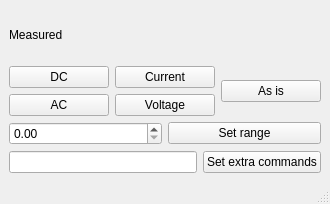
Old version of the form mxsrclib_dll_debug/mainwindow.ui in the repository irsural/mxsrclib_dll.
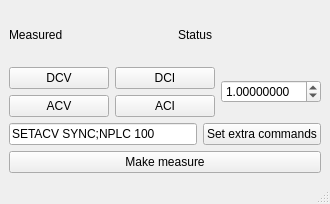
New version of the form.

Commit message: Проект для отладки переписан с использованием интерфейса dll

```diff
--- a/mxsrclib_dll_debug/mainwindow.ui
+++ b/mxsrclib_dll_debug/mainwindow.ui
@@ -39,6 +39,26 @@
           </property>
          </widget>
         </item>
+        <item>
+         <widget class="QLabel" name="label_2">
+          <property name="text">
+           <string>Status</string>
+          </property>
+         </widget>
+        </item>
+        <item>
+         <widget class="QLabel" name="status_label">
+          <property name="sizePolicy">
+           <sizepolicy hsizetype="Expanding" vsizetype="Preferred">
+            <horstretch>0</horstretch>
+            <verstretch>0</verstretch>
+           </sizepolicy>
+          </property>
+          <property name="text">
+           <string/>
+          </property>
+         </widget>
+        </item>
        </layout>
       </item>
       <item>
@@ -48,14 +68,14 @@
           <item>
            <widget class="QPushButton" name="dc_button">
             <property name="text">
-             <string>DC</string>
+             <string>DCV</string>
             </property>
            </widget>
           </item>
           <item>
            <widget class="QPushButton" name="ac_button">
             <property name="text">
-             <string>AC</string>
+             <string>ACV</string>
             </property>
            </widget>
           </item>
@@ -66,37 +86,26 @@
           <item>
            <widget class="QPushButton" name="current_button">
             <property name="text">
-             <string>Current</string>
+             <string>DCI</string>
             </property>
            </widget>
           </item>
           <item>
            <widget class="QPushButton" name="voiltage_button">
             <property name="text">
-             <string>Voltage</string>
+             <string>ACI</string>
             </property>
            </widget>
           </item>
          </layout>
         </item>
         <item>
-         <widget class="QPushButton" name="as_is_button">
-          <property name="text">
-           <string>As is</string>
+         <widget class="QDoubleSpinBox" name="range_spinbox">
+          <property name="decimals">
+           <number>8</number>
           </property>
-         </widget>
-        </item>
-       </layout>
-      </item>
-      <item>
-       <layout class="QHBoxLayout" name="horizontalLayout">
-        <item>
-         <widget class="QDoubleSpinBox" name="range_spinbox"/>
-        </item>
-        <item>
-         <widget class="QPushButton" name="set_range_button">
-          <property name="text">
-           <string>Set range</string>
+          <property name="value">
+           <double>1.000000000000000</double>
           </property>
          </widget>
         </item>
@@ -105,7 +114,11 @@
       <item>
        <layout class="QHBoxLayout" name="horizontalLayout_2">
         <item>
-         <widget class="QLineEdit" name="extra_commands_edit"/>
+         <widget class="QLineEdit" name="extra_commands_edit">
+          <property name="text">
+           <string>SETACV SYNC;NPLC 100</string>
+          </property>
+         </widget>
         </item>
         <item>
          <widget class="QPushButton" name="set_extra_commands_button">
@@ -118,6 +131,13 @@
       </item>
      </layout>
     </item>
+    <item row="1" column="0">
+     <widget class="QPushButton" name="make_measure_button">
+      <property name="text">
+       <string>Make measure</string>
+      </property>
+     </widget>
+    </item>
    </layout>
   </widget>
   <widget class="QMenuBar" name="menubar">
```
Left out of the diff: 8 changed lines with no effect on the pictures. The commit also changes 4 other files.
